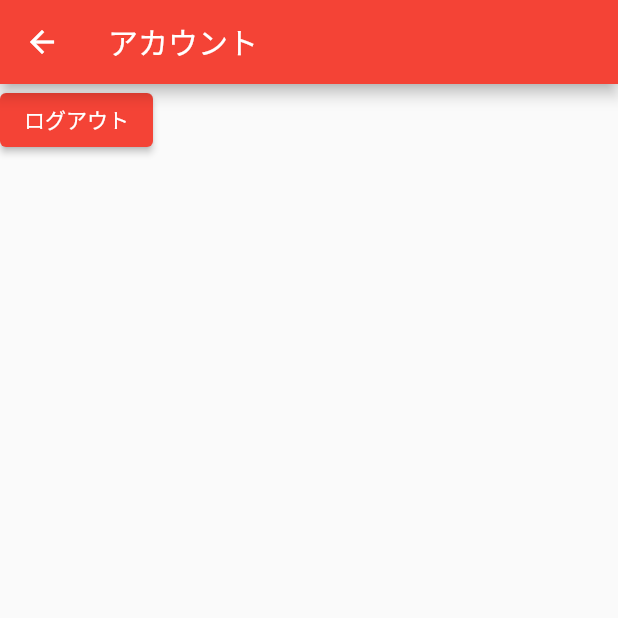
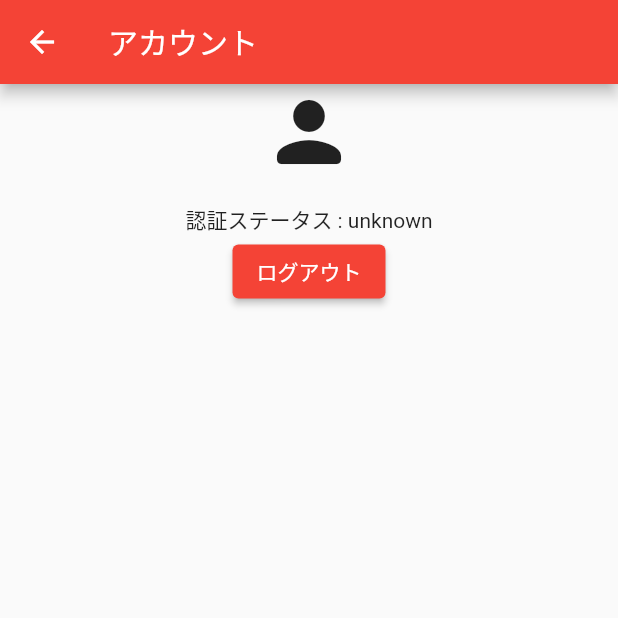
Before and after one commit to DaigoWakabayashi/stripe-platform-example, a Flutter app: the AccountPage screen opened directly, after a tap on "ログアウト", on a phone screen of 412 x 824 dp, the top half of it. Run offline on Flutter 3.47's test engine with Material 2 defaults, Android fonts, the phone set to English and light mode, and no system bars; our stand-ins replace cloud_firestore, cloud_functions, firebase_auth, firebase_core, flutter_signin_button, google_sign_in; accounts and stored records are empty; network calls fail.

```diff
--- a/lib/domain/user.dart
+++ b/lib/domain/user.dart
@@ -1,11 +1,29 @@
+import 'package:stripe_platform_example/utils/verification_status.dart';
+
 class User {
   String? id;
   String? displayName;
+  String? email;
+  String? customerId;
+  String? accountId;
+  VerificationStatus? verificationStatus;
 
-  User({this.id, this.displayName});
+  User({
+    this.id,
+    this.displayName,
+    this.email,
+    this.customerId,
+    this.accountId,
+    this.verificationStatus,
+  });
 
   User.fromJson(Map<String, dynamic> json) {
     id = json['id'];
     displayName = json['displayName'];
+    email = json['email'];
+    customerId = json['customerId'];
+    accountId = json['accountId'];
+    verificationStatus =
+        StatusExtension.parseUserStatus(json['verificationStatus'] as String);
   }
 }
--- a/lib/presentation/account/account_model.dart
+++ b/lib/presentation/account/account_model.dart
@@ -1,20 +1,20 @@
-import 'package:firebase_auth/firebase_auth.dart';
+import 'package:firebase_auth/firebase_auth.dart' as auth;
 import 'package:flutter/material.dart';
+import 'package:stripe_platform_example/domain/user.dart';
+import 'package:stripe_platform_example/repository/user_repository.dart';
 
 class AccountModel extends ChangeNotifier {
   bool isLoading = false;
+  User? user;
 
-  Future<void> signOut() async {
-    await FirebaseAuth.instance.signOut();
-  }
+  final userRepo = UserRepository();
 
-  void _startLoading() {
-    isLoading = true;
+  Future<void> init() async {
+    user = await userRepo.fetch();
     notifyListeners();
   }
 
-  void _endLoading() {
-    isLoading = false;
-    notifyListeners();
+  Future<void> signOut() async {
+    await auth.FirebaseAuth.instance.signOut();
   }
 }
--- a/lib/presentation/account/account_page.dart
+++ b/lib/presentation/account/account_page.dart
@@ -1,5 +1,6 @@
 import 'package:flutter/material.dart';
 import 'package:provider/provider.dart';
+import 'package:stripe_platform_example/utils/verification_status.dart';
 
 import 'account_model.dart';
 
@@ -9,14 +10,22 @@ class AccountPage extends StatelessWidget {
   @override
   Widget build(BuildContext context) {
     return ChangeNotifierProvider<AccountModel>(
-      create: (_) => AccountModel(),
+      create: (_) => AccountModel()..init(),
       child: Consumer<AccountModel>(builder: (context, model, child) {
+        final user = model.user;
         return Scaffold(
           appBar: AppBar(
             title: const Text('アカウント'),
           ),
-          body: Column(
+          body: Center(
+            child: Column(
               children: [
+                const Icon(
+                  Icons.person_rounded,
+                  size: 64,
+                ),
+                Text(user?.displayName ?? ''),
+                Text('認証ステータス : ${user?.verificationStatus?.toEnumString}'),
                 ElevatedButton(
                   onPressed: () async {
                     await model.signOut();
@@ -25,6 +34,7 @@ class AccountPage extends StatelessWidget {
                 ),
               ],
             ),
+          ),
         );
       }),
     );
--- /dev/null
+++ b/lib/utils/verification_status.dart
@@ -0,0 +1,24 @@
+import 'package:flutter/foundation.dart';
+
+enum VerificationStatus {
+  unverified,
+  pending,
+  verified,
+  unknown,
+}
+
+extension StatusExtension on VerificationStatus {
+  static VerificationStatus parseUserStatus(String value) {
+    switch (value) {
+      case 'unverified':
+        return VerificationStatus.unverified;
+      case 'pending':
+        return VerificationStatus.pending;
+      case 'verified':
+        return VerificationStatus.verified;
+    }
+    return VerificationStatus.unknown;
+  }
+
+  String get toEnumString => describeEnum(this);
+}
```
Also changed, not shown: lib/presentation/signin/signin_model.dart (+11 -3 lines), lib/repository/stripe_repository.dart (+26 -1 lines), lib/repository/user_repository.dart (+8 -1 lines), 1 other file. Lines whose indentation alone changed are shown as unchanged.
